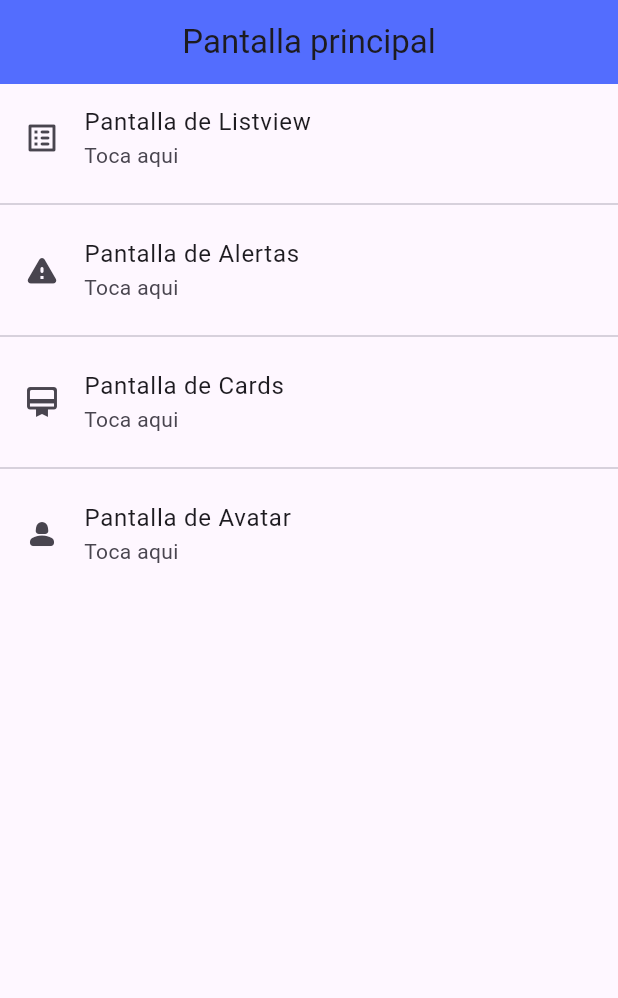
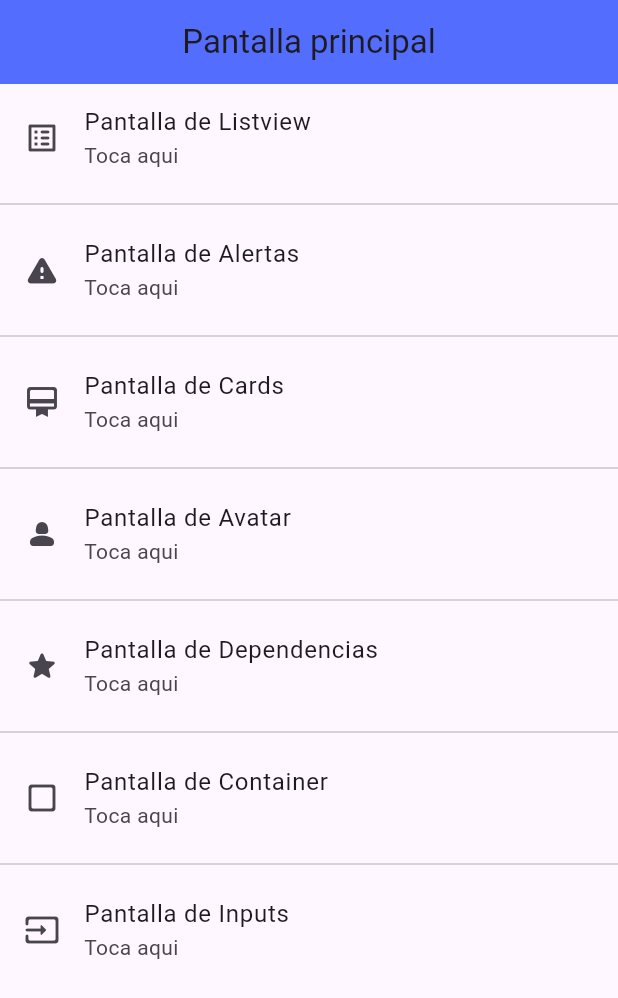
Before and after one commit to GrimmGW/componentes_flutter, a Flutter app: the screen it shows after launch, on a phone screen of 412 x 824 dp. Shown: the top 998 px of the screen. Run offline on Flutter 3.47's test engine with Material 3 defaults, Android fonts, the phone set to English and light mode, and no system bars; our stand-ins replace google_nav_bar.

Commit message:
Agregando pantalla de dependencias, container y parte de los inputs

```diff
--- a/lib/routes/app_routes.dart
+++ b/lib/routes/app_routes.dart
@@ -11,6 +11,9 @@ class AppRoutes {
     MenuOptions(route: '/alert', icon: Icons.warning_rounded, name: 'Pantalla de Alertas', screen: const AlertScreen()),
     MenuOptions(route: '/card', icon: Icons.card_membership_rounded, name: 'Pantalla de Cards', screen: const CardScreen()),
     MenuOptions(route: '/avatar', icon: Icons.person_2_rounded, name: 'Pantalla de Avatar', screen: const AvatarScreen()),
+    MenuOptions(route: '/dependencies', icon: Icons.star_rounded, name: 'Pantalla de Dependencias', screen: const DependenciesScreen()),
+    MenuOptions(route: '/container', icon: Icons.check_box_outline_blank_rounded, name: 'Pantalla de Container', screen: const ContainerScreen()),
+    MenuOptions(route: '/inputs', icon: Icons.input_rounded, name: 'Pantalla de Inputs', screen: const InputsScreen()),
   ];
 
   static Map<String, Widget Function(BuildContext)> routes = {
@@ -18,6 +21,9 @@ class AppRoutes {
     '/home' : (BuildContext context) => const HomeScreen(),
     '/alert' : (BuildContext context) => const AlertScreen(),
     '/card' : (BuildContext context) => const CardScreen(),
-    '/avatar' : (BuildContext context) => const AvatarScreen()
+    '/avatar' : (BuildContext context) => const AvatarScreen(),
+    '/dependencies' : (BuildContext context) => const DependenciesScreen(),
+    '/container' : (BuildContext context) => const ContainerScreen(),
+    '/inputs' : (BuildContext context) => const InputsScreen(),
   };
 }
--- a/lib/screens/screens.dart
+++ b/lib/screens/screens.dart
@@ -1,5 +1,8 @@
+export 'package:componentes_flutter/screens/alert_screen.dart';
 export 'package:componentes_flutter/screens/avatar_screen.dart';
 export 'package:componentes_flutter/screens/card_screen.dart';
-export 'package:componentes_flutter/screens/alert_screen.dart';
+export 'package:componentes_flutter/screens/container_screen.dart';
+export 'package:componentes_flutter/screens/dependencies_screen.dart';
 export 'package:componentes_flutter/screens/home_screen.dart';
+export 'package:componentes_flutter/screens/inputs_screen.dart';
 export 'package:componentes_flutter/screens/listview_screen.dart';
--- a/lib/themes/app_theme.dart
+++ b/lib/themes/app_theme.dart
@@ -1,31 +1,39 @@
 import 'package:flutter/material.dart';
 
 class AppTheme {
-
   //Color primary de nuestra app
   static Color? primary = Colors.indigoAccent;
   static Color? primaryDarker = Colors.indigoAccent[700];
 
   static ThemeData lightTheme = ThemeData.light().copyWith(
-
-    appBarTheme: AppBarThemeData(
-      backgroundColor: primary,
-      centerTitle: true,
-    ),
+    appBarTheme: AppBarThemeData(backgroundColor: primary, centerTitle: true),
 
     filledButtonTheme: FilledButtonThemeData(
       style: ButtonStyle(
         backgroundColor: WidgetStatePropertyAll(primary),
-        foregroundColor: WidgetStatePropertyAll(Colors.black)
-      )
+        foregroundColor: WidgetStatePropertyAll(Colors.black),
+      ),
     ),
 
     textButtonTheme: TextButtonThemeData(
-      style: ButtonStyle(
-        foregroundColor: WidgetStatePropertyAll(primary)
-      )
-    )
+      style: ButtonStyle(foregroundColor: WidgetStatePropertyAll(primary)),
+    ),
 
+    floatingActionButtonTheme: FloatingActionButtonThemeData(
+      backgroundColor: primary,
+      foregroundColor: Colors.white,
+    ),
+
+    inputDecorationTheme: InputDecorationTheme(
+      focusedBorder: OutlineInputBorder(
+        borderSide: BorderSide(color: primary!, width: 3),
+      ),
+      border: const OutlineInputBorder(
+        borderRadius: BorderRadius.only(
+          bottomRight: Radius.circular(10),
+          topLeft: Radius.circular(10),
+        ),
+      ),
+    ),
   );
-
 }
--- a/lib/widgets/widgets.dart
+++ b/lib/widgets/widgets.dart
@@ -1,2 +1,3 @@
+export 'package:componentes_flutter/widgets/custominput__widget.dart';
 export 'package:componentes_flutter/widgets/customcard1_widget.dart';
 export 'package:componentes_flutter/widgets/customcard2_widget.dart';
--- a/pubspec.yaml
+++ b/pubspec.yaml
@@ -34,6 +34,7 @@ dependencies:
   # The following adds the Cupertino Icons font to your application.
   # Use with the CupertinoIcons class for iOS style icons.
   cupertino_icons: ^1.0.8
+  google_nav_bar: ^5.0.7
 
 dev_dependencies:
   flutter_test:
```
Also changed, not shown: lib/screens/container_screen.dart (added, +60 -0 lines), lib/screens/dependencies_screen.dart (added, +41 -0 lines), lib/screens/inputs_screen.dart (added, +32 -0 lines), lib/widgets/custominput__widget.dart (added, +35 -0 lines), pubspec.lock.
